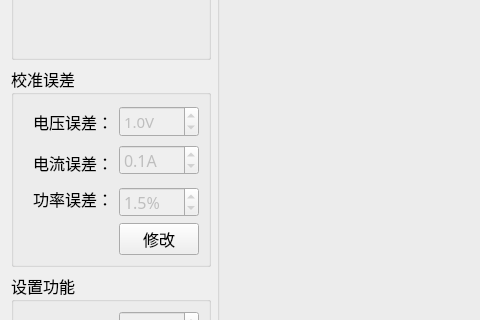
ChinaClever/ScalePoint, file IMM-CalibrateTool/IMM-CalibrateTool/setups/setup_mainwid.ui: the form before one commit; both pictures show x 0 to 480 and y 105 to 425 of the 1024 by 661 pixel window.
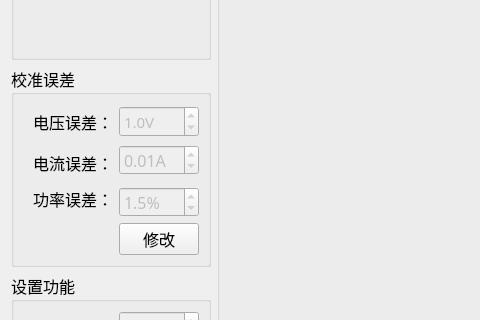
The form after the commit.

What changed in the file:
```diff
--- a/IMM-CalibrateTool/IMM-CalibrateTool/setups/setup_mainwid.ui
+++ b/IMM-CalibrateTool/IMM-CalibrateTool/setups/setup_mainwid.ui
@@ -190,7 +190,7 @@
          <string>A</string>
         </property>
         <property name="decimals">
-         <number>1</number>
+         <number>2</number>
         </property>
         <property name="maximum">
          <double>1.000000000000000</double>
@@ -199,7 +199,7 @@
          <double>0.100000000000000</double>
         </property>
         <property name="value">
-         <double>0.100000000000000</double>
+         <double>0.010000000000000</double>
         </property>
        </widget>
       </item>
```
Left out of the diff: 2 changed lines with no effect on the pictures.
